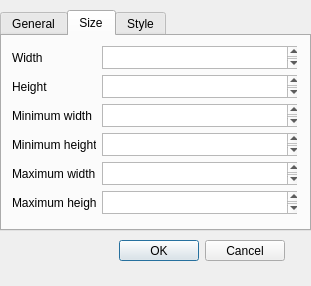
This is UI-Designer/view/propertiesview.ui in haevnEU/MMI-GUI_WS18 as Qt 5 draws it before an edit. The edited form follows.
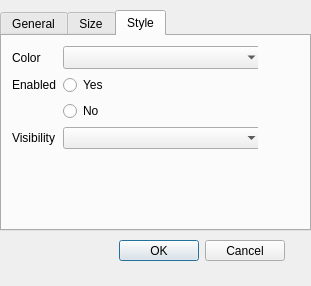
This is the edited form.

Patch:
```diff
--- a/UI-Designer/view/propertiesview.ui
+++ b/UI-Designer/view/propertiesview.ui
@@ -48,7 +48,7 @@
     <enum>QTabWidget::Rounded</enum>
    </property>
    <property name="currentIndex">
-    <number>1</number>
+    <number>2</number>
    </property>
    <property name="usesScrollButtons">
     <bool>false</bool>
@@ -169,7 +169,7 @@
      </layout>
     </widget>
    </widget>
-   <widget class="QWidget" name="">
+   <widget class="QWidget" name="widget">
     <attribute name="title">
      <string>Size</string>
     </attribute>
```
Left out of the diff: 26 changed lines with no effect on the pictures.
